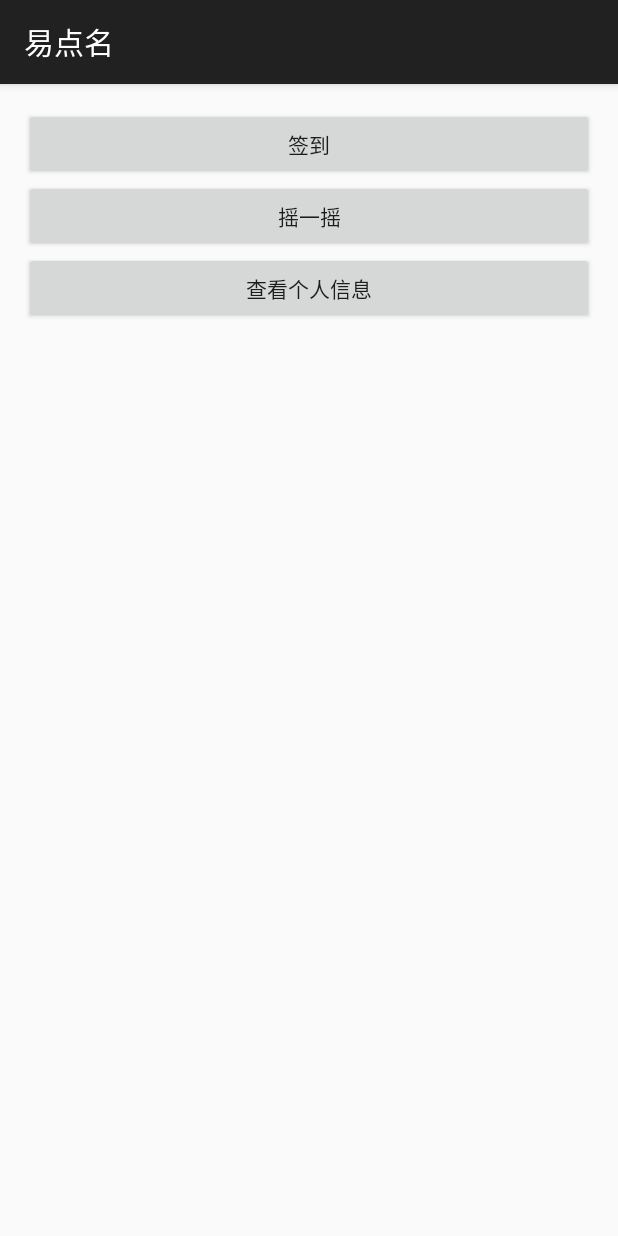
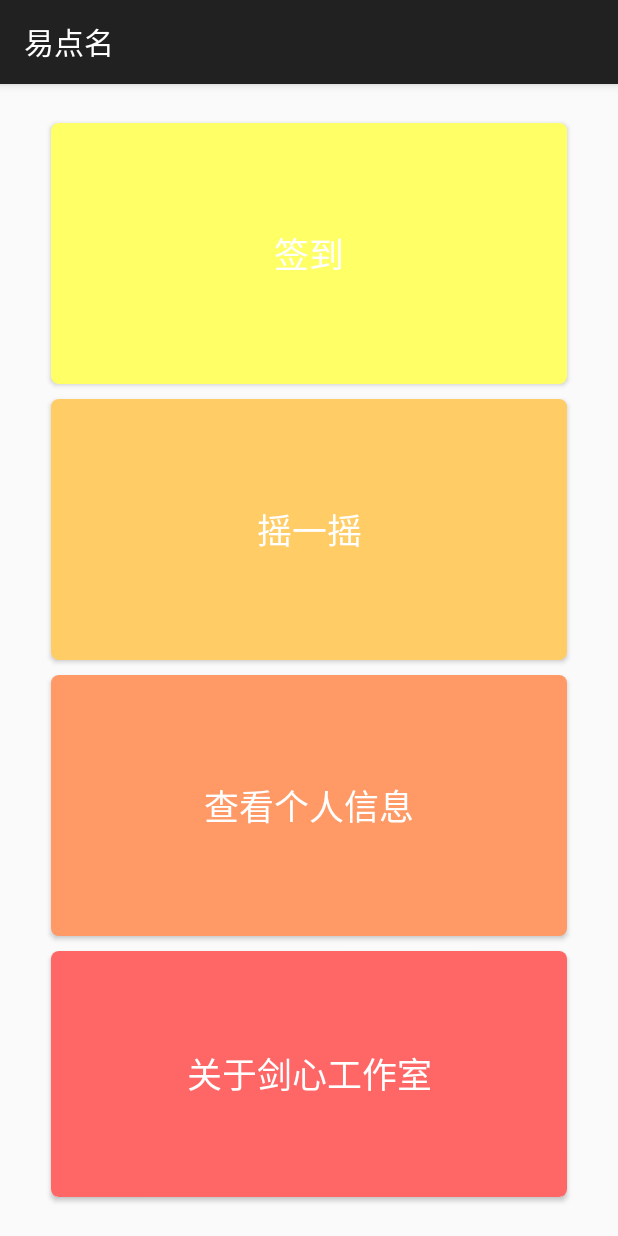
Before and after one commit to HeartOfSwords/ERollCallClient, an Android app: the StudntActivity screen opened directly, with no data from a screen before it, on a phone screen of 412 x 824 dp. Run offline under Robolectric (Android 15) with nearby library versions, the phone set to English and light mode, and no system bars; 1 statement that could not run was skipped.

Commit message:
Commit by lipengpeng 16.04.25

```diff
--- a/E-point/app/src/main/java/com/epoint/Activity/Login_activity.java
+++ b/E-point/app/src/main/java/com/epoint/Activity/Login_activity.java
@@ -24,43 +24,51 @@ import com.snowalker.erollcall.R;
 
 import java.io.UnsupportedEncodingException;
 import java.net.URLEncoder;
+
 /**
  * @author lipengpeng
- *
  */
 public class Login_activity extends Activity {
 
-    private EditText user_name;
-    private EditText user_pwd;
+    //获取登录界面相关参数
+    private EditText user_name; //获取用户名
+    private EditText user_pwd;  //获取密码
     private RadioGroup radioGroup;
-    private RadioButton user_type;
-    private Button login_button;
+    private RadioButton user_type;  //获取用户身份
+    private Button login_button;    //获取登录按钮
 
-
-    Handler handler = new Handler(){
+    //获取从子线程中传递过来的参数，执行不同的操作
+    //跳转学生菜单页
+    //跳转教师菜单页
+    //身份验证未通过，弹出登录失败信息
+    Handler handler = new Handler() {
         public void handleMessage(Message msg) {
             String result = (String) msg.obj;
 
-            if (msg.arg1==ActivityJumpFlag.UserInfo.STUDENT){
+            if (msg.arg1 == ActivityJumpFlag.UserInfo.STUDENT) {
                 Toast.makeText(Login_activity.this, result, Toast.LENGTH_SHORT).show();
-                Intent intent=new Intent(Login_activity.this,StudntActivity.class);
+                Intent intent = new Intent(Login_activity.this, StudntActivity.class);
                 Login_activity.this.startActivity(intent);
-            }else if (msg.arg1==ActivityJumpFlag.UserInfo.TEACHER){
+            } else if (msg.arg1 == ActivityJumpFlag.UserInfo.TEACHER) {
                 Toast.makeText(Login_activity.this, result, Toast.LENGTH_SHORT).show();
-                Intent intent=new Intent(Login_activity.this,TeacherResetCounter.class);
+                Intent intent = new Intent(Login_activity.this, TeacherResetCounter.class);
                 Login_activity.this.startActivity(intent);
-            }else {
+            } else {
                 Toast.makeText(Login_activity.this, "登陆失败！", Toast.LENGTH_SHORT).show();
             }
 
-        };
+        }
+
+        ;
     };
+
     @Override
     protected void onCreate(Bundle savedInstanceState) {
         super.onCreate(savedInstanceState);
         requestWindowFeature(Window.FEATURE_NO_TITLE);
         setContentView(R.layout.login_activity);
 
+        //将login_activity.java加入活动列表List
         ActiveContainer.addActivity(Login_activity.this);
 
         user_name = (EditText) findViewById(R.id.user_name);
@@ -69,20 +77,24 @@ public class Login_activity extends Activity {
 
         login_button = (Button) findViewById(R.id.login_button);
 
+        //为登录按钮设置监听器
         login_button.setOnClickListener(new OnClickListener() {
 
+            //设置获取登录验证返回结果的标志变量
             private String result;
 
             @Override
             public void onClick(View arg0) {
                 user_type = (RadioButton) findViewById(radioGroup
                         .getCheckedRadioButtonId());
-                new Thread(){
+                new Thread() {
                     public void run() {
                         String username = null;
                         Message message = new Message();
                         try {
-                            username = URLEncoder.encode(user_name.getText().toString(),"utf-8");
+
+                            //解决用户名为汉字时的乱码问题，使用URLEncode.encode方法
+                            username = URLEncoder.encode(user_name.getText().toString(), "utf-8");
                         } catch (UnsupportedEncodingException e) {
                             e.printStackTrace();
                         }
@@ -90,28 +102,31 @@ public class Login_activity extends Activity {
                         String userpwd = user_pwd.getText().toString();
                         String usertype = user_type.getText().toString();
 
-                        if (username.trim().equals("") || userpwd.trim().equals("")){
+                        //当用户名和密码为空时执行相关操作，似乎已经没用了，暂留
+                        if (username.trim().equals("") || userpwd.trim().equals("")) {
 
-                        }else if(usertype.equals("学生")){
-                            result = LoginTools.GetLoginResult(ActivityJumpFlag.URL.LOGIN_VERIFY+"student"+"/"+username+"/"+userpwd, NetTools.GET);
-                            if ("登陆成功".equals(result)) {
-                                message.arg1=ActivityJumpFlag.UserInfo.STUDENT;
-                                ActivityJumpFlag.UserInfo.USER_ID=user_name.getText().toString();
-                            }else{
+                        } else if (usertype.equals("学生")) {  //如果登录用户学生为身份，向学生验证接口发送请求
+                            result = LoginTools.GetLoginResult(ActivityJumpFlag.URL.LOGIN_VERIFY + "student" + "/" + username + "/" + userpwd, NetTools.GET);
+                            if ("登陆成功".equals(result)) {  //身份验证通过
+                                message.arg1 = ActivityJumpFlag.UserInfo.STUDENT;   //将学生验证通过标志变量赋值给arg1，方便在handler中进行比较
+                                ActivityJumpFlag.UserInfo.USER_ID = user_name.getText().toString(); //将当前用户的用户名赋值给一个公共静态变量储存
+                            } else {
 
                             }
-                        }else{
+                        } else {
                             result = LoginTools.GetLoginResult(ActivityJumpFlag.URL.LOGIN_VERIFY + "teacher" + "/" + username + "/" + userpwd, NetTools.GET);
-                            if ("登陆成功".equals(result)) {
-                                message.arg1=ActivityJumpFlag.UserInfo.TEACHER;
-                                ActivityJumpFlag.UserInfo.USER_ID=user_name.getText().toString();
-                            }else{
+                            if ("登陆成功".equals(result)) {    //教师登录成功
+                                message.arg1 = ActivityJumpFlag.UserInfo.TEACHER;
+                                ActivityJumpFlag.UserInfo.USER_ID = user_name.getText().toString();
+                            } else {
 
                             }
                         }
-                        message.obj = result;
+                        message.obj = result;   //将返回的结果传递给主线程
                         handler.sendMessage(message);
-                    };
+                    }
+
+                    ;
                 }.start();
 
             }
--- a/E-point/app/src/main/java/com/epoint/Activity/StudntActivity.java
+++ b/E-point/app/src/main/java/com/epoint/Activity/StudntActivity.java
@@ -9,9 +9,6 @@ import android.util.Log;
 import android.view.KeyEvent;
 import android.view.View;
 import android.widget.Button;
-import android.widget.ListView;
-import android.widget.SimpleAdapter;
-import android.widget.TextView;
 import android.widget.Toast;
 
 import com.epoint.dao.ClickRoallcall;
@@ -21,17 +18,18 @@ import com.epoint.tools.ActiveContainer;
 import com.epoint.tools.JsonPaser;
 import com.epoint.tools.NetTools;
 import com.epoint.tools.StorgeFlag;
+import com.example.erollcall_teacher_module.activity.AboutUsActivity;
+import com.snowalker.erollcall.R;
 
 import java.io.IOException;
 import java.util.List;
 import java.util.Map;
-import com.snowalker.erollcall.R;
-public class StudntActivity extends ActionBarActivity  implements View.OnLongClickListener{
-    private TextView textView;
+
+public class StudntActivity extends ActionBarActivity implements View.OnLongClickListener{
     private Button sign;//查看个人信息按钮
     private Button Shake;
     private Button sign_flag;//签到按钮
-    private ListView listView;
+    private Button jumpToAboutUs; //关于我们按钮
     private List<Map<String,Object>> list=null;
 
     @Override
@@ -42,9 +40,20 @@ public class StudntActivity extends ActionBarActivity  implements View.OnLongCli
         sign=(Button)findViewById(R.id.sign);
         Shake=(Button)findViewById(R.id.Shake);
         sign_flag=(Button)findViewById(R.id.sign_flag);
-        textView=(TextView)findViewById(R.id.show);
-        listView=(ListView)findViewById(R.id.list_item);
-        StorgeFlag  readstorge=new StorgeFlag() {
+
+        //获取关于我们按钮——李鹏鹏
+        jumpToAboutUs = (Button)findViewById(R.id.about_us);
+        jumpToAboutUs.setOnClickListener(new View.OnClickListener() {
+
+            @Override
+            public void onClick(View v) {
+                Intent intent = new Intent(StudntActivity.this,
+                        AboutUsActivity.class);
+                startActivity(intent);
+            }
+        });
+
+        StorgeFlag readstorge=new StorgeFlag() {
             @Override
             public void unlock() {
                 sign_flag.setEnabled(true);
@@ -77,29 +86,29 @@ public class StudntActivity extends ActionBarActivity  implements View.OnLongCli
         //将子线程的时间放到主线程中处理
         @Override
         public void handleMessage(Message msg) {
-            if (msg.arg1==ActivityJumpFlag.HandlerInformation.SIGNED){ //当点击签到按钮时
+            if (msg.arg1== ActivityJumpFlag.HandlerInformation.SIGNED){ //当点击签到按钮时
                 String s=(String) msg.obj;
-                if (msg.arg2==ActivityJumpFlag.IS_COUNTER_SUCCESS){
-                    Toast.makeText(StudntActivity.this,"亲,你已经签过到了！",Toast.LENGTH_SHORT).show();
+                if (msg.arg2== ActivityJumpFlag.IS_COUNTER_SUCCESS){
+                    Toast.makeText(StudntActivity.this, "亲,你已经签过到了！", Toast.LENGTH_SHORT).show();
                     sign_flag.setEnabled(false);
                     Shake.setEnabled(false);
                     ActivityJumpFlag.JumpFlag=true;
-                }else if("failed to set counter".equals(s)&&msg.arg2==ActivityJumpFlag.IS_COUNTER_FAIL){
-                    Toast.makeText(StudntActivity.this,"亲，签到失败，请重新签到！",Toast.LENGTH_SHORT).show();
+                }else if("failed to set counter".equals(s)&&msg.arg2== ActivityJumpFlag.IS_COUNTER_FAIL){
+                    Toast.makeText(StudntActivity.this, "亲，签到失败，请重新签到！", Toast.LENGTH_SHORT).show();
                 }else if("Successfully reset counter to 1! And that means you are arrived".equals(s)){
                     ActivityJumpFlag.JumpFlag=true;//设置标志位，已经签过到了
-                    Toast.makeText(StudntActivity.this,"签到成功！",Toast.LENGTH_SHORT).show();
+                    Toast.makeText(StudntActivity.this, "签到成功！", Toast.LENGTH_SHORT).show();
                     sign_flag.setEnabled(false);
                     Shake.setEnabled(false);
                 }else{
-                    Toast.makeText(StudntActivity.this,"签到失败！",Toast.LENGTH_SHORT).show();
+                    Toast.makeText(StudntActivity.this, "签到失败！", Toast.LENGTH_SHORT).show();
                 }
-            }else if (msg.arg1==ActivityJumpFlag.HandlerInformation.VIEWSELF){  //当点击查看自己信息时
+            }else if (msg.arg1== ActivityJumpFlag.HandlerInformation.VIEWSELF){  //当点击查看自己信息时
                 String info=(String)msg.obj;
                 if (info!=null){
                     JsonPaser paser=new JsonPaser();
                     try {
-                        list=  paser.PaserJson(info,JsonPaser.ARRARY);
+                        list=  paser.PaserJson(info, JsonPaser.ARRARY);
                         for (Map<String,Object> temp:list){
                             Intent intent =new Intent(StudntActivity.this,StudentInfoActivity.class);
                             for (String s:temp.keySet()){
@@ -109,11 +118,11 @@ public class StudntActivity extends ActionBarActivity  implements View.OnLongCli
                         }
                     } catch (Exception e) {
                         e.printStackTrace();
-                        Log.d("paser_error","解析json出错！");
+                        Log.d("paser_error", "解析json出错！");
                     }
                 }
-            }else if (msg.arg1==ActivityJumpFlag.HandlerInformation.NETWRONG){ //当没有联网时
-                Toast.makeText(StudntActivity.this,"亲，网络断了，请连接网络！",Toast.LENGTH_SHORT).show();
+            }else if (msg.arg1== ActivityJumpFlag.HandlerInformation.NETWRONG){ //当没有联网时
+                Toast.makeText(StudntActivity.this, "亲，网络断了，请连接网络！", Toast.LENGTH_SHORT).show();
             }
 
         }
@@ -145,9 +154,9 @@ public class StudntActivity extends ActionBarActivity  implements View.OnLongCli
                 try {
                     info = NetTools.GetStringFromService(ActivityJumpFlag.URL.QUERY_STUDENT_SELF_INFOR + ActivityJumpFlag.UserInfo.USER_ID, NetTools.GET);
                     message.obj=info;
-                    message.arg1=ActivityJumpFlag.HandlerInformation.VIEWSELF;
+                    message.arg1= ActivityJumpFlag.HandlerInformation.VIEWSELF;
                 } catch (IOException e){
-                    message.arg1=ActivityJumpFlag.HandlerInformation.NETWRONG;
+                    message.arg1= ActivityJumpFlag.HandlerInformation.NETWRONG;
                     Log.d("io_error", "未获取输入流！");
                 }
                 handler.sendMessage(message);
--- /dev/null
+++ b/E-point/app/src/main/res/drawable/button_style_student_01.xml
@@ -0,0 +1,22 @@
+<?xml version="1.0" encoding="utf-8"?>
+
+<!-- 教师界面到课统计按钮的设定 -->
+
+<selector xmlns:android="http://schemas.android.com/apk/res/android" >
+
+    <!-- 点击背景 -->
+	<item android:state_pressed="true">
+	    <shape >
+	        <solid android:color="#ffff33"/>
+	        <corners android:radius="20dp"/>
+	    </shape>
+	</item>
+	<!-- 默认背景 -->
+	<item >
+	    <shape >
+	        <solid android:color="#ffff66"/>
+	        <corners android:radius="5dp"/>
+	    </shape>
+	</item>
+
+</selector>
--- /dev/null
+++ b/E-point/app/src/main/res/drawable/button_style_student_02.xml
@@ -0,0 +1,22 @@
+<?xml version="1.0" encoding="utf-8"?>
+
+<!-- 教师界面到课统计按钮的设定 -->
+
+<selector xmlns:android="http://schemas.android.com/apk/res/android" >
+
+    <!-- 点击背景 -->
+	<item android:state_pressed="true">
+	    <shape >
+	        <solid android:color="#ffcc33"/>
+	        <corners android:radius="20dp"/>
+	    </shape>
+	</item>
+	<!-- 默认背景 -->
+	<item >
+	    <shape >
+	        <solid android:color="#ffcc66"/>
+	        <corners android:radius="5dp"/>
+	    </shape>
+	</item>
+
+</selector>
--- /dev/null
+++ b/E-point/app/src/main/res/drawable/button_style_student_03.xml
@@ -0,0 +1,22 @@
+<?xml version="1.0" encoding="utf-8"?>
+
+<!-- 教师界面到课统计按钮的设定 -->
+
+<selector xmlns:android="http://schemas.android.com/apk/res/android" >
+
+    <!-- 点击背景 -->
+	<item android:state_pressed="true">
+	    <shape >
+	        <solid android:color="#ff9933"/>
+	        <corners android:radius="20dp"/>
+	    </shape>
+	</item>
+	<!-- 默认背景 -->
+	<item >
+	    <shape >
+	        <solid android:color="#ff9966"/>
+	        <corners android:radius="5dp"/>
+	    </shape>
+	</item>
+
+</selector>
--- /dev/null
+++ b/E-point/app/src/main/res/drawable/button_style_student_04.xml
@@ -0,0 +1,22 @@
+<?xml version="1.0" encoding="utf-8"?>
+
+<!-- 教师界面到课统计按钮的设定 -->
+
+<selector xmlns:android="http://schemas.android.com/apk/res/android" >
+
+    <!-- 点击背景 -->
+	<item android:state_pressed="true">
+	    <shape >
+	        <solid android:color="#ff6633"/>
+	        <corners android:radius="20dp"/>
+	    </shape>
+	</item>
+	<!-- 默认背景 -->
+	<item >
+	    <shape >
+	        <solid android:color="#ff6666"/>
+	        <corners android:radius="5dp"/>
+	    </shape>
+	</item>
+
+</selector>
--- a/E-point/app/src/main/res/layout/activity_main.xml
+++ b/E-point/app/src/main/res/layout/activity_main.xml
@@ -1,47 +1,84 @@
 <?xml version="1.0" encoding="utf-8"?>
+
+<!--加入一个关于我们按钮-->
+<!--修改：李鹏鹏-->
 <LinearLayout xmlns:android="http://schemas.android.com/apk/res/android"
     xmlns:tools="http://schemas.android.com/tools"
     android:layout_width="match_parent"
     android:layout_height="match_parent"
+    android:orientation="vertical"
     android:paddingBottom="@dimen/activity_vertical_margin"
     android:paddingLeft="@dimen/activity_horizontal_margin"
     android:paddingRight="@dimen/activity_horizontal_margin"
     android:paddingTop="@dimen/activity_vertical_margin"
-    android:orientation="vertical"
     tools:context=".StudntActivity">
-<Button
-    android:id="@+id/sign_flag"
-    android:layout_width="match_parent"
-    android:layout_height="wrap_content"
-    android:text="签到"
-    android:onClick="Signed"
-    />
+
+    <!--学生端签到按钮-->
+    <Button
+        android:id="@+id/sign_flag"
+        android:layout_width="fill_parent"
+        android:layout_height="match_parent"
+        android:layout_weight="1"
+        android:layout_marginLeft="18.0dip"
+        android:layout_marginRight="18.0dip"
+        android:background="@drawable/button_style_student_01"
+        android:singleLine="true"
+        android:fontFamily="微软雅黑"
+        android:textColor="#ffffffff"
+        android:textSize="23.0sp"
+        android:layout_marginTop="10dp"
+        android:onClick="Signed"
+        android:text="签到" />
+
+    <!--学生端摇一摇按钮-->
     <Button
         android:id="@+id/Shake"
-        android:layout_width="match_parent"
-        android:layout_height="wrap_content"
-        android:text="摇一摇"
-        />
+        android:layout_width="fill_parent"
+        android:layout_height="match_parent"
+        android:layout_weight="1"
+        android:layout_marginLeft="18.0dip"
+        android:layout_marginRight="18.0dip"
+        android:background="@drawable/button_style_student_02"
+        android:singleLine="true"
+        android:fontFamily="微软雅黑"
+        android:textColor="#ffffffff"
+        android:textSize="23.0sp"
+        android:layout_marginTop="10dp"
+        android:text="摇一摇" />
+
+    <!--学生端查看个人信息按钮-->
     <Button
         android:id="@+id/sign"
-        android:layout_width="match_parent"
-        android:layout_height="wrap_content"
-        android:text="查看个人信息"
+        android:layout_width="fill_parent"
+        android:layout_height="match_parent"
+        android:layout_weight="1"
+        android:layout_marginLeft="18.0dip"
+        android:layout_marginRight="18.0dip"
+        android:background="@drawable/button_style_student_03"
+        android:singleLine="true"
+        android:fontFamily="微软雅黑"
+        android:textColor="#ffffffff"
+        android:textSize="23.0sp"
+        android:layout_marginTop="10dp"
         android:onClick="ViewInfo"
-        />
-    <TextView
-        android:id="@+id/show"
-        android:paddingTop="40dp"
-        android:layout_width="wrap_content"
-        android:layout_height="wrap_content"
-        android:textColor="#CCbbCC"
-        android:textSize="20dp"
-        android:onClick="ViewInfo"
-        />
-    <ListView
-        android:id="@+id/list_item"
-        android:layout_width="wrap_content"
-        android:layout_height="300dp">
+        android:text="查看个人信息" />
 
-    </ListView>
+    <!--学生端关于我们按钮-->
+    <Button
+        android:id="@+id/about_us"
+        android:layout_width="fill_parent"
+        android:layout_height="match_parent"
+        android:layout_weight="1"
+        android:layout_marginLeft="18.0dip"
+        android:layout_marginRight="18.0dip"
+        android:layout_marginBottom="10dp"
+        android:background="@drawable/button_style_student_04"
+        android:singleLine="true"
+        android:fontFamily="微软雅黑"
+        android:textColor="#ffffffff"
+        android:textSize="23.0sp"
+        android:layout_marginTop="10dp"
+        android:text="关于剑心工作室"/>
+
+
 </LinearLayout>
```
Also changed, not shown: E-point/app/src/main/res/layout/login_activity.xml (+10 -0 lines), E-point/app/src/main/res/drawable/user_name_icon.png, E-point/app/src/main/res/drawable/user_pwd_icon.png.
